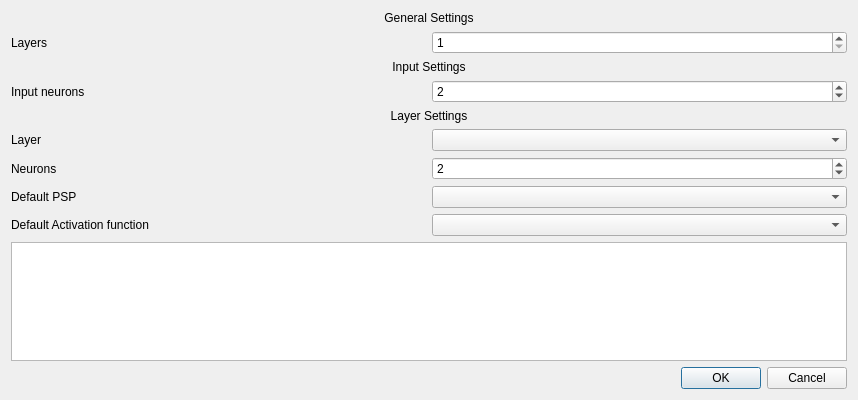
Before: the Qt Designer form NeuralNetwork/pl/edu/agh/neural/gui/creator/NetworkCreatorUi.ui in Pharisaeus/Neural, drawn with Qt 5.
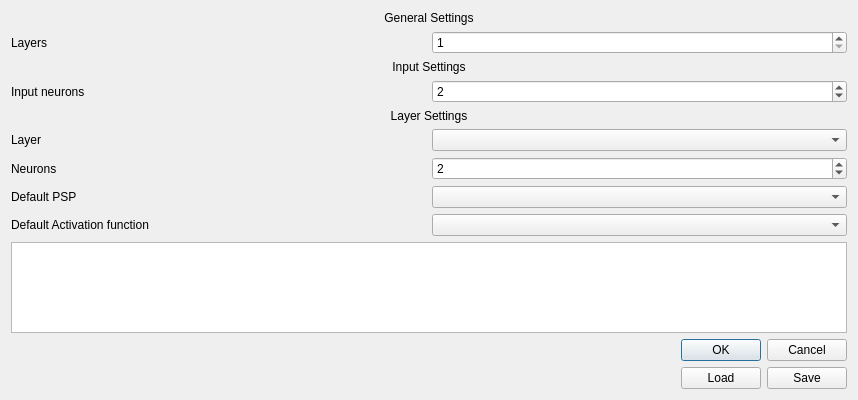
After: the same form once the commit is applied.

Commit message: It is no possible to edit existing network

The edit to the form file:
```diff
--- a/NeuralNetwork/pl/edu/agh/neural/gui/creator/NetworkCreatorUi.ui
+++ b/NeuralNetwork/pl/edu/agh/neural/gui/creator/NetworkCreatorUi.ui
@@ -178,6 +178,37 @@
      </property>
     </widget>
    </item>
+   <item>
+    <layout class="QHBoxLayout" name="horizontalLayout">
+     <item>
+      <spacer name="horizontalSpacer">
+       <property name="orientation">
+        <enum>Qt::Horizontal</enum>
+       </property>
+       <property name="sizeHint" stdset="0">
+        <size>
+         <width>40</width>
+         <height>20</height>
+        </size>
+       </property>
+      </spacer>
+     </item>
+     <item>
+      <widget class="QPushButton" name="loadNetworkButton">
+       <property name="text">
+        <string>Load</string>
+       </property>
+      </widget>
+     </item>
+     <item>
+      <widget class="QPushButton" name="saveNetworkButton">
+       <property name="text">
+        <string>Save</string>
+       </property>
+      </widget>
+     </item>
+    </layout>
+   </item>
   </layout>
   <zorder>buttonBox</zorder>
   <zorder>neuronsTable</zorder>
```
Left out of the diff: 1 changed line with no effect on the pictures. The commit also changes 3 other files.
